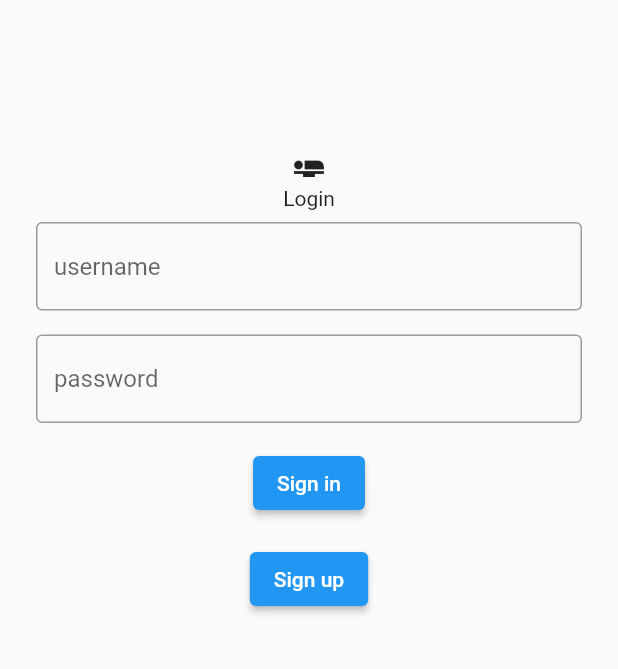
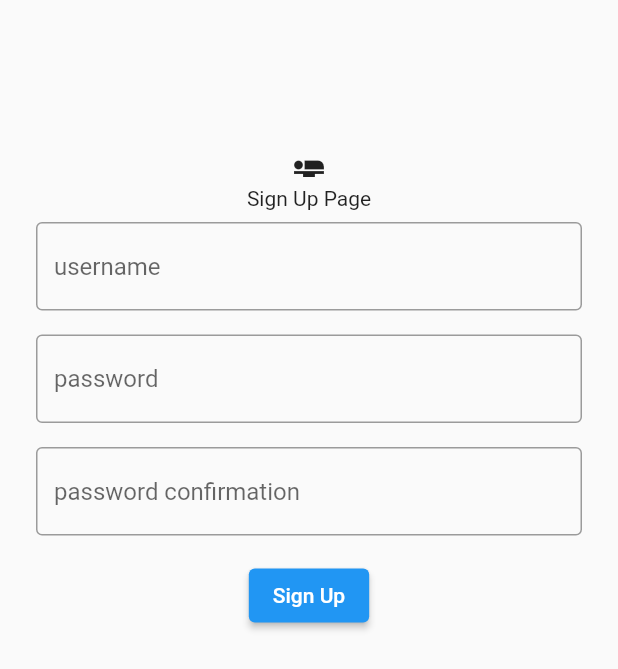
Before and after one commit to amantham20/ParkingPal, a Flutter app: the screen it shows after launch, after a tap on "Sign up", on a phone screen of 412 x 824 dp. Shown: the top 669 px of the screen. Run offline on Flutter 3.47's test engine with Material 2 defaults, Android fonts, the phone set to English and light mode, and no system bars; missing offline and left inert: latlng, map.

Commit message:
Update login.dart

```diff
--- a/lib/login.dart
+++ b/lib/login.dart
@@ -1,4 +1,6 @@
 import 'package:flutter/material.dart';
+import 'package:parkingpal/globalvar.dart';
+import 'package:parkingpal/signup.dart';
 
 // import 'package:firebase_core/firebase_core.dart';
 // import 'package:firebase_auth/firebase_auth.dart';
@@ -61,8 +63,7 @@ class _LoginPageState extends State<LoginPage> {
               padding: const EdgeInsets.all(8.0),
               child: ElevatedButton(
                 onPressed: () {
-                  print('Login button pressed');
-                  print('Email: ${emailController.text}');
+                  movePage(SignupPage(), context);
                 },
                 child: const Text('Sign up'),
               ),
```
